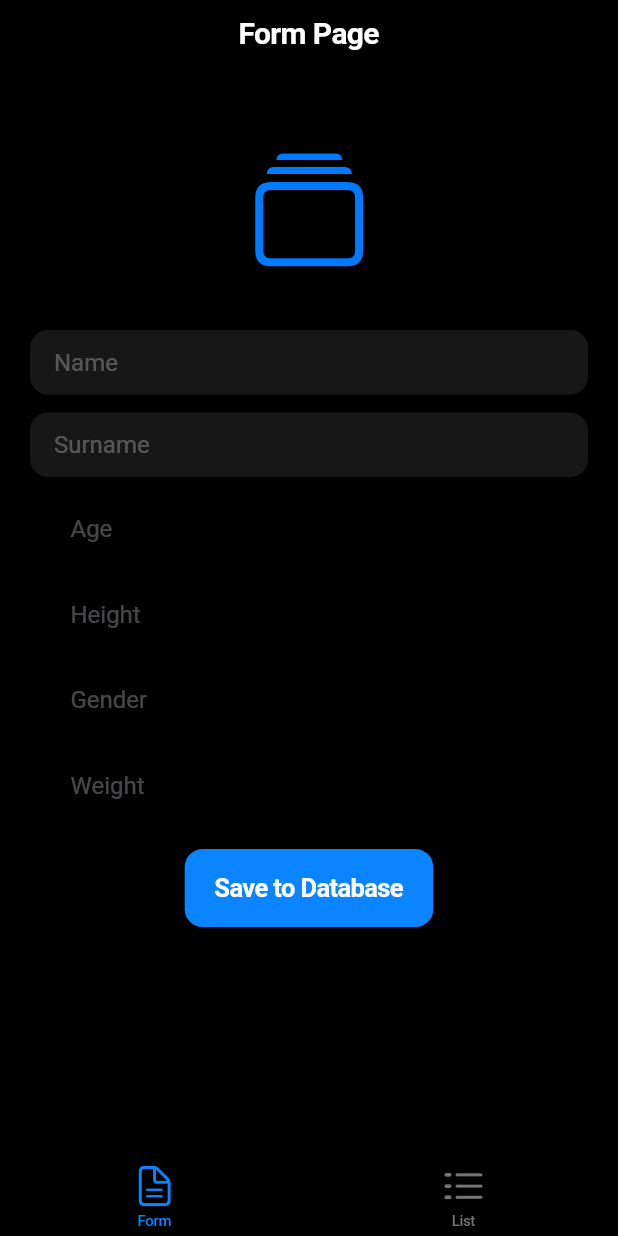
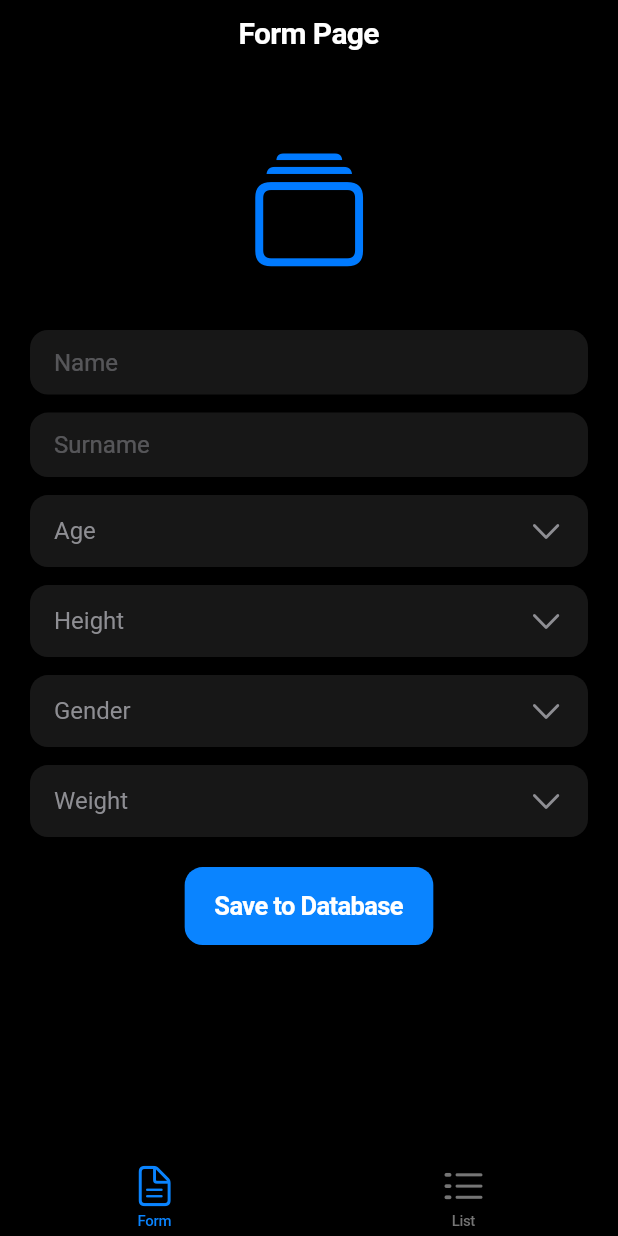
Before and after one commit to ArtishGH/nutrition-flutter, a Flutter app: the screen it shows after launch, on a phone screen of 412 x 824 dp. Run offline on Flutter 3.47's test engine with Material 3 defaults, Android fonts, the light colour scheme and no system bars; our stand-ins replace sqflite; accounts and stored records are empty.

Commit message:
pickers working properly

```diff
--- a/lib/components/date_picker.dart
+++ b/lib/components/date_picker.dart
@@ -21,7 +21,7 @@ class BirthDatePicker extends StatelessWidget {
           top: false,
           child: Column(
             children: [
-              // Picker itself
+              // picker itself
               Expanded(
                 child: CupertinoDatePicker(
                   initialDateTime: selectedDate,
@@ -32,7 +32,6 @@ class BirthDatePicker extends StatelessWidget {
                   onDateTimeChanged: onDateChanged,
                 ),
               ),
-              // Done button
               CupertinoButton(
                 child: const Text(
                   'Done',
@@ -49,7 +48,6 @@ class BirthDatePicker extends StatelessWidget {
 
   @override
   Widget build(BuildContext context) {
-    // This directly opens the date picker when the button is pressed
     return CupertinoButton(
       child: Text(
         '${selectedDate.month}-${selectedDate.day}-${selectedDate.year}',
--- a/lib/components/picker.dart
+++ b/lib/components/picker.dart
@@ -6,11 +6,12 @@ class Picker extends StatefulWidget {
   final List data;
   final void Function(int) selectOption;
 
-  const Picker(
-      {super.key,
-      required this.placeholder,
-      required this.data,
-      required this.selectOption});
+  const Picker({
+    super.key,
+    required this.placeholder,
+    required this.data,
+    required this.selectOption,
+  });
 
   @override
   State<Picker> createState() => _PickerState();
@@ -45,11 +46,11 @@ class _PickerState extends State<Picker> {
                 child: CupertinoPicker(
                   itemExtent: 50,
                   scrollController: FixedExtentScrollController(
-                      initialItem:
-                          selectedWidget != null ? selectedWidget! : 0),
-                  onSelectedItemChanged: (value) => {
-                    widget.selectOption(value),
-                    setState(() => selectedWidget = value)
+                    initialItem: selectedWidget != null ? selectedWidget! : 0,
+                  ),
+                  onSelectedItemChanged: (value) {
+                    widget.selectOption(value);
+                    setState(() => selectedWidget = value);
                   },
                   children: widget.data.map<Widget>((item) {
                     return Center(
@@ -69,13 +70,34 @@ class _PickerState extends State<Picker> {
 
   @override
   Widget build(BuildContext context) {
-    return CupertinoTextFormFieldRow(
-        placeholder: widget.placeholder,
-        readOnly: true,
+    return Container(
+      decoration: BoxDecoration(
+        color: CupertinoColors.darkBackgroundGray,
+        borderRadius: BorderRadius.circular(12),
+      ),
+      padding: const EdgeInsets.symmetric(horizontal: 16, vertical: 12),
+      child: GestureDetector(
         onTap: handleOpenPicker,
-        controller: TextEditingController(
-            text: selectedWidget != null
-                ? widget.data[selectedWidget!]['value'].toString()
-                : ''));
+        child: Row(
+          mainAxisAlignment: MainAxisAlignment.spaceBetween,
+          children: [
+            Text(
+              selectedWidget != null
+                  ? widget.data[selectedWidget!]['value'].toString()
+                  : widget.placeholder,
+              style: TextStyle(
+                color: selectedWidget == null
+                    ? CupertinoColors.systemGrey
+                    : CupertinoColors.white,
+              ),
+            ),
+            const Icon(
+              CupertinoIcons.chevron_down,
+              color: CupertinoColors.systemGrey,
+            ),
+          ],
+        ),
+      ),
+    );
   }
 }
--- a/pubspec.yaml
+++ b/pubspec.yaml
@@ -31,7 +31,6 @@ dependencies:
   flutter:
     sdk: flutter
   google_nav_bar: ^5.0.7
-  provider: ^6.1.2
   sqflite: ^2.2.5
   path: ^1.8.3
 
```
Also changed, not shown: lib/components/user_tile.dart (deleted, +0 -90 lines), lib/database/db_helper.dart (+29 -42 lines), lib/pages/form_page.dart (+56 -12 lines), lib/pages/list_page.dart (+6 -4 lines), lib/pages/user_page.dart (+21 -16 lines), lib/pages/home_page.dart (line endings or trailing spaces), pubspec.lock.
